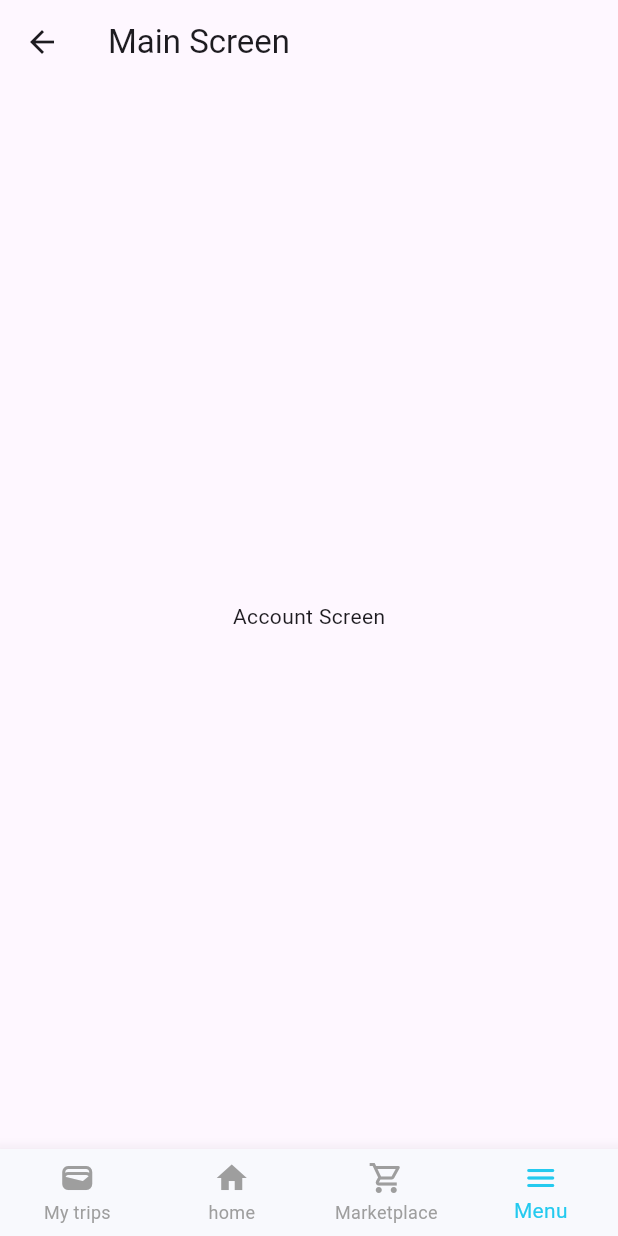
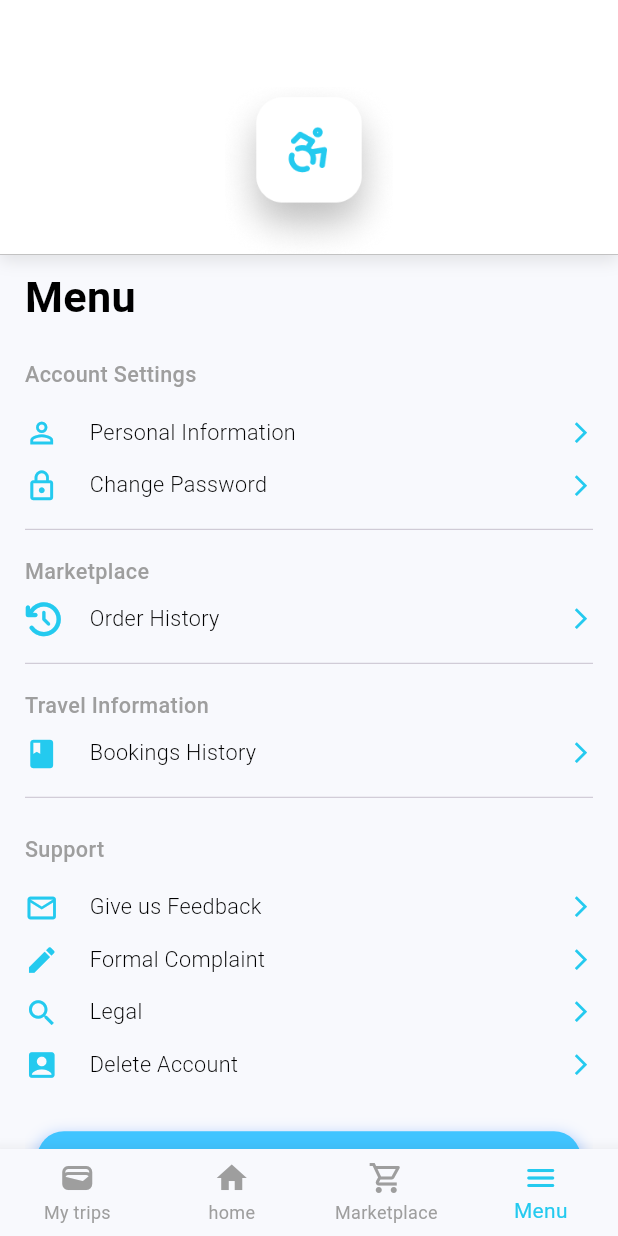
Before and after one commit to Salma28-zahran/hammam_app, a Flutter app: the Main screen opened by its route, item 4 of the bottom bar chosen, on a phone screen of 412 x 824 dp. Run offline on Flutter 3.47's test engine with Material 3 defaults, Android fonts, the phone set to English and light mode, and no system bars; our stand-ins replace easy_localization, flutter_native_splash, font_awesome_flutter, google_fonts; Roboto replaces fonts that are missing (Arial).

Commit message:
menu screen done

```diff
--- a/lib/core/route/routes.dart
+++ b/lib/core/route/routes.dart
@@ -6,6 +6,9 @@ class PageRouteName{
   static const String email = '/email';
   static const String newpass = '/newpass';
   static const String main = '/main';
+  static const String menu = '/menu';
+
+
 
 
 
--- a/lib/core/route/routes_generator.dart
+++ b/lib/core/route/routes_generator.dart
@@ -6,6 +6,7 @@ import 'package:hammam_app/features/auth/register/login/presentation/view/otp_sc
 import 'package:hammam_app/features/auth/forget_pass/presentation/views/email.dart';
 import 'package:hammam_app/features/onboarding/OnBoarding.dart';
 import 'package:hammam_app/features/tabs/presentations/views/main.dart';
+import 'package:hammam_app/features/tabs/presentations/views/menu.dart';
 
 import '../../features/auth/login/presentation/view/login_screen.dart';
 import '../../features/auth/register/login/presentation/view/register_screen.dart';
@@ -52,6 +53,12 @@ class RoutesGenerator {
           settings: settings,
         );
 
+      case PageRouteName.menu:
+        return MaterialPageRoute(
+          builder: (context) => const Menu(),
+          settings: settings,
+        );
+
 
 
 
--- a/lib/features/tabs/presentations/views/main.dart
+++ b/lib/features/tabs/presentations/views/main.dart
@@ -1,4 +1,6 @@
 import 'package:flutter/material.dart';
+import 'package:hammam_app/features/tabs/presentations/views/menu.dart';
+import 'package:hammam_app/features/tabs/presentations/widgets/app_bar.dart';
 import 'package:hammam_app/features/tabs/presentations/widgets/bottom_nav_bar.dart';
 
 class Main extends StatefulWidget {
@@ -15,7 +17,7 @@ class _MainState extends State<Main> {
     Center(child: Text("Home Screen")),
     Center(child: Text("Orders Screen")),
     Center(child: Text("Saved Screen")),
-    Center(child: Text("Account Screen")),
+   const Menu(),
   ];
 
   void _onTap(int index) {
@@ -27,9 +29,7 @@ class _MainState extends State<Main> {
   @override
   Widget build(BuildContext context) {
     return Scaffold(
-      appBar: AppBar(
-        title: Text("Main Screen"),
-      ),
+      appBar: CustomAppBar(),
       body: _screens[_currentIndex],
       bottomNavigationBar: BottomNavBar(
         currentIndex: _currentIndex,
--- /dev/null
+++ b/lib/features/tabs/presentations/views/menu.dart
@@ -0,0 +1,214 @@
+import 'package:flutter/material.dart';
+import 'package:font_awesome_flutter/font_awesome_flutter.dart';
+import 'package:hammam_app/core/route/routes.dart';
+import 'package:hammam_app/theme/app_theme.dart';
+
+class Menu extends StatelessWidget {
+  const Menu({super.key});
+
+  @override
+  Widget build(BuildContext context) {
+    double w = MediaQuery.of(context).size.width;
+    double h = MediaQuery.of(context).size.height;
+
+    return Scaffold(
+      backgroundColor: AppColor.white,
+      body: Padding(
+        padding: EdgeInsets.only(left: w * 0.04, right: w * 0.04, top: h * 0.01),
+        child: SingleChildScrollView(
+          child: Column(
+            crossAxisAlignment: CrossAxisAlignment.start,
+            children: [
+
+              Text(
+                "Menu",
+                style: AppColor.textblack.copyWith(
+                  fontSize: w * 0.07,
+                  fontWeight: FontWeight.bold,
+                ),
+              ),
+
+              SizedBox(height: h * 0.025),
+
+              _sectionTitle("Account Settings", w),
+
+              SizedBox(height: h * 0.02),
+
+              _menuItem(
+                icon: Icons.person_outline,
+                text: "Personal Information",
+                onTap: () {},
+                w: w,
+              ),
+
+              SizedBox(height: h * 0.015),
+
+              _menuItem(
+                icon: Icons.lock_outline,
+                text: "Change Password",
+                onTap: () {},
+                w: w,
+              ),
+
+              SizedBox(height: h * 0.012),
+              Divider(thickness: 0.7),
+
+              SizedBox(height: h * 0.012),
+
+              _sectionTitle("Marketplace", w),
+
+              SizedBox(height: h * 0.012),
+
+              _menuItem(
+                icon: FontAwesomeIcons.history,
+                text: "Order History",
+                onTap: () {},
+                w: w,
+              ),
+
+              SizedBox(height: h * 0.012),
+              Divider(thickness: 0.7),
+
+              SizedBox(height: h * 0.012),
+
+              _sectionTitle("Travel Information", w),
+
+              SizedBox(height: h * 0.012),
+
+              _menuItem(
+                icon: Icons.book,
+                text: "Bookings History",
+                onTap: () {},
+                w: w,
+              ),
+
+              SizedBox(height: h * 0.012),
+              Divider(thickness: 0.7),
+
+              SizedBox(height: h * 0.02),
+
+              _sectionTitle("Support", w),
+
+              SizedBox(height: h * 0.02),
+
+              _menuItem(
+                icon: Icons.mail_outline,
+                text: "Give us Feedback",
+                onTap: () {},
+                w: w,
+              ),
+
+              SizedBox(height: h * 0.015),
+
+              _menuItem(
+                icon: Icons.mode_edit_outline,
+                text: "Formal Complaint",
+                onTap: () {},
+                w: w,
+              ),
+
+              SizedBox(height: h * 0.015),
+
+              _menuItem(
+                icon: Icons.search_outlined,
+                text: "Legal",
+                onTap: () {},
+                w: w,
+              ),
+
+              SizedBox(height: h * 0.015),
+
+              _menuItem(
+                icon: Icons.account_box,
+                text: "Delete Account",
+                onTap: () {},
+                w: w,
+              ),
+
+              SizedBox(height: h * 0.03),
+
+              Padding(
+                padding: EdgeInsets.all(w * 0.02),
+                child: Container(
+                  width: double.infinity,
+                  height: h * 0.06,
+                  decoration: BoxDecoration(
+                    borderRadius: BorderRadius.circular(18),
+                    boxShadow: [
+                      BoxShadow(
+                        color: Colors.blueAccent.withOpacity(0.4),
+                        spreadRadius: 2,
+                        blurRadius: 8,
+                        offset: const Offset(0, 4),
+                      ),
+                    ],
+                  ),
+                  child: ElevatedButton(
+                    style: ElevatedButton.styleFrom(
+                      backgroundColor: Colors.lightBlueAccent,
+                      shape: RoundedRectangleBorder(
+                        borderRadius: BorderRadius.circular(18),
+                      ),
+                      elevation: 0,
+                    ),
+                    onPressed: () {
+                      Navigator.pushNamed(context, PageRouteName.login);
+                    },
+                    child: Text(
+                      "Logout",
+                      style: TextStyle(
+                        fontFamily: "Arial",
+                        fontSize: w * 0.04,
+                        color: Colors.white,
+                        fontWeight: FontWeight.w400,
+                      ),
+                    ),
+                  ),
+                ),
+              ),
+            ],
+          ),
+        ),
+      ),
+    );
+  }
+
+  Widget _sectionTitle(String title, double w) {
+    return Text(
+      title,
+      style: AppColor.textblack.copyWith(
+        fontSize: w * 0.035,
+        fontWeight: FontWeight.w500,
+        color: Colors.grey,
+      ),
+    );
+  }
+
+  Widget _menuItem({
+    required IconData icon,
+    required String text,
+    required VoidCallback onTap,
+    required double w,
+  }) {
+    return InkWell(
+      onTap: onTap,
+      child: Row(
+        children: [
+          Icon(icon, color: AppColor.primary, size: w * 0.055),
+          SizedBox(width: w * 0.05),
+          Expanded(
+            child: Text(
+              text,
+              style: AppColor.textblack.copyWith(
+                fontSize: w * 0.035,
+                fontWeight: FontWeight.w300,
+              ),
+            ),
+          ),
+          Icon(Icons.arrow_forward_ios,
+              size: w * 0.04, color: AppColor.primary),
+        ],
+      ),
+    );
+  }
+}
--- a/lib/features/tabs/presentations/widgets/app_bar.dart
+++ b/lib/features/tabs/presentations/widgets/app_bar.dart
@@ -1,10 +1,46 @@
 import 'package:flutter/material.dart';
+import 'package:hammam_app/core/resources/app_assets_manager.dart';
+import 'package:hammam_app/theme/app_theme.dart';
 
-class AppBar extends StatelessWidget {
-  const AppBar({super.key});
+class CustomAppBar extends StatelessWidget implements PreferredSizeWidget {
+  const CustomAppBar({super.key});
 
   @override
   Widget build(BuildContext context) {
-    return const Placeholder();
+    final h = MediaQuery.of(context).size.height;
+    final w = MediaQuery.of(context).size.width;
+
+    return Container(
+      height: preferredSize.height,
+      decoration: BoxDecoration(
+        color: Colors.white,
+        boxShadow: [
+          BoxShadow(
+            color: Colors.grey.withOpacity(0.25),
+            blurRadius: 8,
+            offset: const Offset(0, 4),
+          ),
+        ],
+        border: const Border(
+          bottom: BorderSide(
+            color: Colors.grey,
+            width: 0.4,
+          ),
+        ),
+      ),
+      child: Padding(
+        padding: EdgeInsets.only(top: h * 0.07),
+        child: Center(
+          child: Image.asset(
+            AssetsManager.logo,
+            height: h * 0.28,
+            fit: BoxFit.contain,
+          ),
+        ),
+      ),
+    );
   }
+
+  @override
+  Size get preferredSize => const Size.fromHeight(170);
 }
--- a/lib/theme/app_theme.dart
+++ b/lib/theme/app_theme.dart
@@ -127,8 +127,8 @@ class AppColor {
   static TextStyle textgrey =GoogleFonts.inter(
       fontSize: 14, color: AppColor.grey, fontWeight: FontWeight.w400);
 
-  static TextStyle textblack =GoogleFonts.inter(
-      fontSize: 16, color: AppColor.black, fontWeight: FontWeight.w600);
+  static TextStyle textblack =TextStyle(
+      fontSize: 16, color: AppColor.black, fontWeight: FontWeight.w600,fontFamily: "Arial");
 
   static TextStyle textprimary =GoogleFonts.inter(
       fontSize: 12, color: AppColor.primary, fontWeight: FontWeight.w400);
--- a/pubspec.yaml
+++ b/pubspec.yaml
@@ -38,6 +38,7 @@ dependencies:
   flutter_native_splash: ^2.4.7
   flutter_onboarding_slider: ^1.0.11
   easy_localization: ^3.0.8
+  font_awesome_flutter: ^10.12.0
 
 dev_dependencies:
   flutter_test:
```
Also changed, not shown: pubspec.lock.
